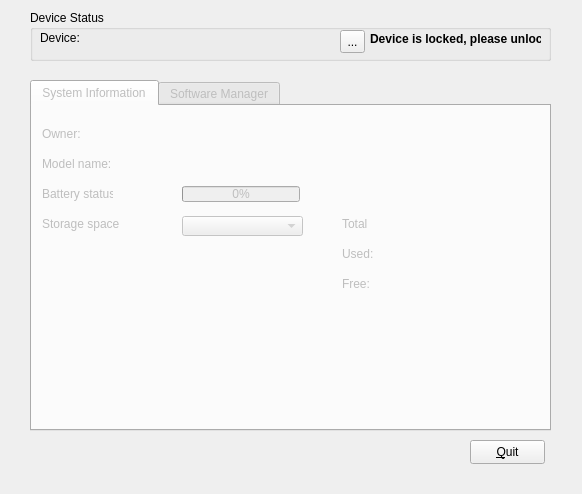
Old version of the form synce-kpm/synce-kpm/data/ui/synce-kpm-mainwindow.ui in the repository playday3008/SynCE.
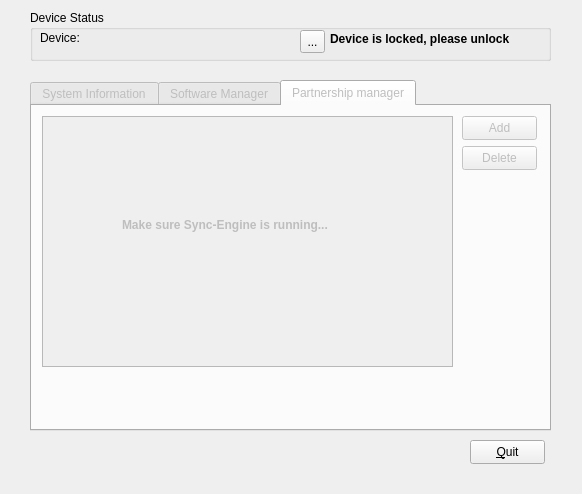
New version of the form. The open tabs and pages were chosen to show the change.

Commit message: * Some minor bugfixes in code 	* Some minor changes in GUI desgin 	* Preliminary support for displaying partnerships

```diff
--- a/synce-kpm/synce-kpm/data/ui/synce-kpm-mainwindow.ui
+++ b/synce-kpm/synce-kpm/data/ui/synce-kpm-mainwindow.ui
@@ -69,7 +69,7 @@
     </property>
     <property name="geometry" >
      <rect>
-      <x>310</x>
+      <x>270</x>
       <y>20</y>
       <width>25</width>
       <height>23</height>
@@ -82,18 +82,16 @@
    <widget class="QLabel" name="labelDeviceIsLocked" >
     <property name="geometry" >
      <rect>
-      <x>340</x>
+      <x>300</x>
       <y>20</y>
-      <width>171</width>
+      <width>221</width>
       <height>18</height>
      </rect>
     </property>
     <property name="font" >
      <font>
-      <pointsize>9</pointsize>
       <weight>75</weight>
       <bold>true</bold>
-      <stylestrategy>PreferDefault</stylestrategy>
      </font>
     </property>
     <property name="text" >
@@ -141,8 +139,8 @@
       <rect>
        <x>10</x>
        <y>20</y>
-       <width>91</width>
-       <height>16</height>
+       <width>131</width>
+       <height>18</height>
       </rect>
      </property>
      <property name="text" >
@@ -167,8 +165,8 @@
       <rect>
        <x>10</x>
        <y>50</y>
-       <width>91</width>
-       <height>16</height>
+       <width>131</width>
+       <height>18</height>
       </rect>
      </property>
      <property name="text" >
@@ -210,6 +208,9 @@
        <height>16</height>
       </rect>
      </property>
+     <property name="layoutDirection" >
+      <enum>Qt::RightToLeft</enum>
+     </property>
      <property name="text" >
       <string/>
      </property>
@@ -219,7 +220,7 @@
       <rect>
        <x>150</x>
        <y>110</y>
-       <width>121</width>
+       <width>141</width>
        <height>20</height>
       </rect>
      </property>
@@ -229,8 +230,8 @@
       <rect>
        <x>10</x>
        <y>110</y>
-       <width>101</width>
-       <height>16</height>
+       <width>131</width>
+       <height>18</height>
       </rect>
      </property>
      <property name="text" >
@@ -259,6 +260,9 @@
        <height>16</height>
       </rect>
      </property>
+     <property name="layoutDirection" >
+      <enum>Qt::RightToLeft</enum>
+     </property>
      <property name="text" >
       <string/>
      </property>
@@ -285,6 +289,9 @@
        <height>16</height>
       </rect>
      </property>
+     <property name="layoutDirection" >
+      <enum>Qt::RightToLeft</enum>
+     </property>
      <property name="text" >
       <string/>
      </property>
@@ -294,7 +301,7 @@
       <rect>
        <x>150</x>
        <y>80</y>
-       <width>118</width>
+       <width>141</width>
        <height>16</height>
       </rect>
      </property>
@@ -315,8 +322,8 @@
       <rect>
        <x>10</x>
        <y>80</y>
-       <width>71</width>
-       <height>16</height>
+       <width>131</width>
+       <height>18</height>
       </rect>
      </property>
      <property name="text" >
@@ -378,6 +385,72 @@
      </property>
     </widget>
    </widget>
+   <widget class="QWidget" name="tab_3" >
+    <attribute name="title" >
+     <string>Partnership manager</string>
+    </attribute>
+    <widget class="QTreeView" name="viewPartnerships" >
+     <property name="geometry" >
+      <rect>
+       <x>10</x>
+       <y>10</y>
+       <width>411</width>
+       <height>251</height>
+      </rect>
+     </property>
+     <property name="itemsExpandable" >
+      <bool>false</bool>
+     </property>
+    </widget>
+    <widget class="QLabel" name="labelSyncEngineNotRunning" >
+     <property name="geometry" >
+      <rect>
+       <x>90</x>
+       <y>110</y>
+       <width>281</width>
+       <height>18</height>
+      </rect>
+     </property>
+     <property name="font" >
+      <font>
+       <weight>75</weight>
+       <bold>true</bold>
+      </font>
+     </property>
+     <property name="text" >
+      <string>Make sure Sync-Engine is running...</string>
+     </property>
+     <property name="scaledContents" >
+      <bool>true</bool>
+     </property>
+    </widget>
+    <widget class="QPushButton" name="button_add_pship" >
+     <property name="geometry" >
+      <rect>
+       <x>430</x>
+       <y>10</y>
+       <width>75</width>
+       <height>24</height>
+      </rect>
+     </property>
+     <property name="text" >
+      <string>Add</string>
+     </property>
+    </widget>
+    <widget class="QPushButton" name="button_delete_pship" >
+     <property name="geometry" >
+      <rect>
+       <x>430</x>
+       <y>40</y>
+       <width>75</width>
+       <height>24</height>
+      </rect>
+     </property>
+     <property name="text" >
+      <string>Delete</string>
+     </property>
+    </widget>
+   </widget>
   </widget>
  </widget>
  <resources/>
```
Left out of the diff: 4 changed lines with no effect on the pictures. The commit also changes 4 other files.
